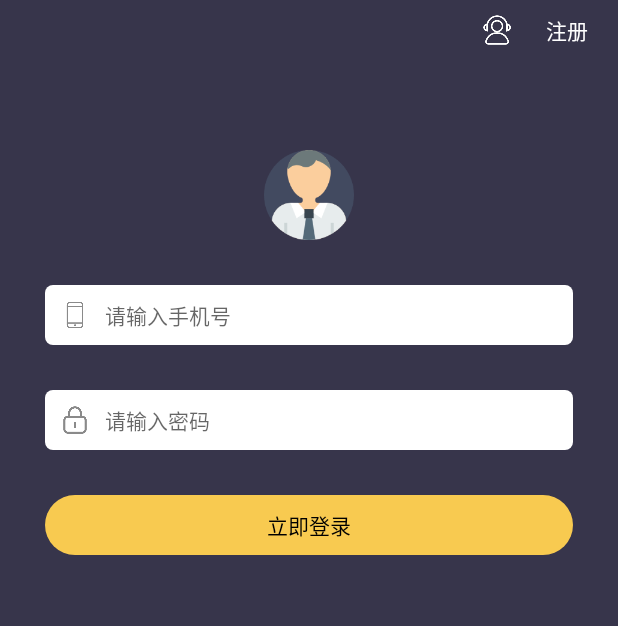
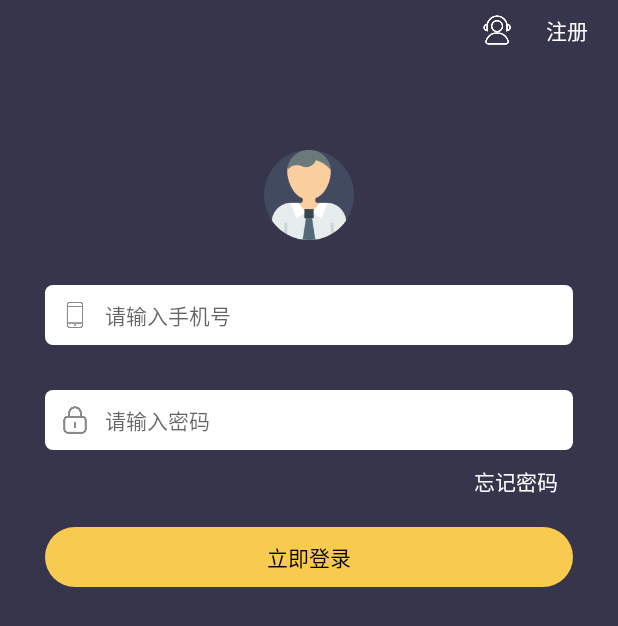
Before and after one commit to LittleSunZ/walkapp, an Android app: the screen it shows after launch (LoginActivity), on a phone screen of 412 x 824 dp. Shown: the top 626 px of the screen. Run offline under Robolectric (Android 15) with nearby library versions, the phone set to English and light mode, and no system bars; our stand-ins replace ButterKnife, RxJava; libraries missing offline, so code that uses them is left out: com.facebook.drawee, com.orhanobut.logger; 2 statements that could not run were skipped.

Commit message:
忘记密码

```diff
--- a/app/build.gradle
+++ b/app/build.gradle
@@ -8,8 +8,8 @@ android {
         applicationId "com.zxc.walk"
         minSdkVersion 21
         targetSdkVersion 26
-        versionCode 17
-        versionName "1.1.7"
+        versionCode 18
+        versionName "1.1.8"
         testInstrumentationRunner "androidx.test.runner.AndroidJUnitRunner"
     }
     buildTypes {
--- a/app/src/main/java/com/zxc/walk/request/WalkApi.java
+++ b/app/src/main/java/com/zxc/walk/request/WalkApi.java
@@ -69,6 +69,14 @@ public interface WalkApi {
      */
     @POST(value = "userinfo/update")
     Observable<Result<String>> updateUserInfo(
+            @Body RequestBody requestBody
+    );
+
+    /**
+     * 找回密码
+     */
+    @POST(value = "userinfo/updatePsdByPhone")
+    Observable<Result<String>> updatePsdByPhone(
             @Body RequestBody requestBody
     );
 
--- a/app/src/main/java/com/zxc/walk/ui/LoginActivity.java
+++ b/app/src/main/java/com/zxc/walk/ui/LoginActivity.java
@@ -29,6 +29,8 @@ public class LoginActivity extends BaseActivity implements View.OnClickListener
     TextView tvLogin;
     @BindView(R.id.tv_register)
     TextView tvRegister;
+    @BindView(R.id.tv_forget_psd)
+    TextView tvForgetPsd;
     @BindView(R.id.et_phone)
     EditText etPhone;
     @BindView(R.id.et_password)
@@ -46,6 +48,7 @@ public class LoginActivity extends BaseActivity implements View.OnClickListener
         tvLogin.setOnClickListener(this);
         tvRegister.setOnClickListener(this);
         ivService.setOnClickListener(this);
+        tvForgetPsd.setOnClickListener(this);
     }
 
     @Override
@@ -94,6 +97,11 @@ public class LoginActivity extends BaseActivity implements View.OnClickListener
             case R.id.iv_service:
                 startActivity(new Intent(LoginActivity.this, ServiceActivity.class));
                 break;
+            case R.id.tv_forget_psd:
+                Intent intent = new Intent(LoginActivity.this, UpdatePsdActivity.class);
+                intent.putExtra("type", 2);
+                startActivity(intent);
+                break;
         }
     }
 
--- a/app/src/main/java/com/zxc/walk/ui/base/BaseActivity.java
+++ b/app/src/main/java/com/zxc/walk/ui/base/BaseActivity.java
@@ -50,7 +50,7 @@ public abstract class BaseActivity extends AppCompatActivity implements LifeDisp
         walkApiReq = new WalkApiReq();
         userSp = new UserSp(this);
         userInfo = userSp.getUserInfo();
-        init(savedInstanceState);
+         init(savedInstanceState);
         // 添加Activity到堆栈
         AtyContainer.getInstance().addActivity(this);
     }
--- a/app/src/main/res/layout/activity_login.xml
+++ b/app/src/main/res/layout/activity_login.xml
@@ -59,6 +59,7 @@
             android:hint="请输入手机号"
             android:paddingLeft="10dp"
             android:paddingRight="10dp"
+            android:maxLength="11"
             android:inputType="number"
             android:textColor="@color/color_5d5d5d"
             android:textSize="14sp" />
@@ -68,7 +69,10 @@
     <LinearLayout
         android:layout_width="match_parent"
         android:layout_height="40dp"
-        android:layout_margin="30dp"
+        android:layout_marginTop="30dp"
+        android:layout_marginRight="30dp"
+        android:layout_marginLeft="30dp"
+        android:layout_marginBottom="10dp"
         android:background="@drawable/edit_bg"
         android:orientation="horizontal">
 
@@ -94,11 +98,24 @@
     </LinearLayout>
 
     <TextView
+        android:id="@+id/tv_forget_psd"
+        android:layout_width="wrap_content"
+        android:layout_height="wrap_content"
+        android:layout_alignParentRight="true"
+        android:layout_centerVertical="true"
+        android:layout_marginRight="40dp"
+        android:text="忘记密码"
+        android:layout_gravity="right"
+        android:textColor="@color/white"
+        android:textSize="14sp" />
+
+    <TextView
         android:id="@+id/tv_login"
         android:layout_width="match_parent"
         android:layout_height="40dp"
         android:layout_marginLeft="30dp"
         android:layout_marginRight="30dp"
+        android:layout_marginTop="20dp"
         android:background="@drawable/yellow_round_bg"
         android:gravity="center"
         android:text="立即登录"
--- a/app/src/main/res/layout/activity_update_psd.xml
+++ b/app/src/main/res/layout/activity_update_psd.xml
@@ -28,14 +28,18 @@
             android:src="@drawable/phone" />
 
 
-        <TextView
+        <EditText
             android:id="@+id/et_phone"
             android:layout_width="match_parent"
             android:layout_height="40dp"
             android:gravity="center_vertical"
             android:paddingLeft="10dp"
             android:paddingRight="10dp"
+            android:maxLength="11"
+            android:inputType="phone"
+            android:background="@null"
             android:textColor="@color/color_5d5d5d"
+            android:hint="手机号"
             android:textSize="14sp" />
 
     </LinearLayout>
```
Also changed, not shown: app/src/main/java/com/zxc/walk/request/WalkApiReq.java (+20 -1 lines), app/src/main/java/com/zxc/walk/ui/DealDetailActivity.java (+7 -3 lines), app/src/main/java/com/zxc/walk/ui/UpdatePsdActivity.java (+35 -10 lines).
